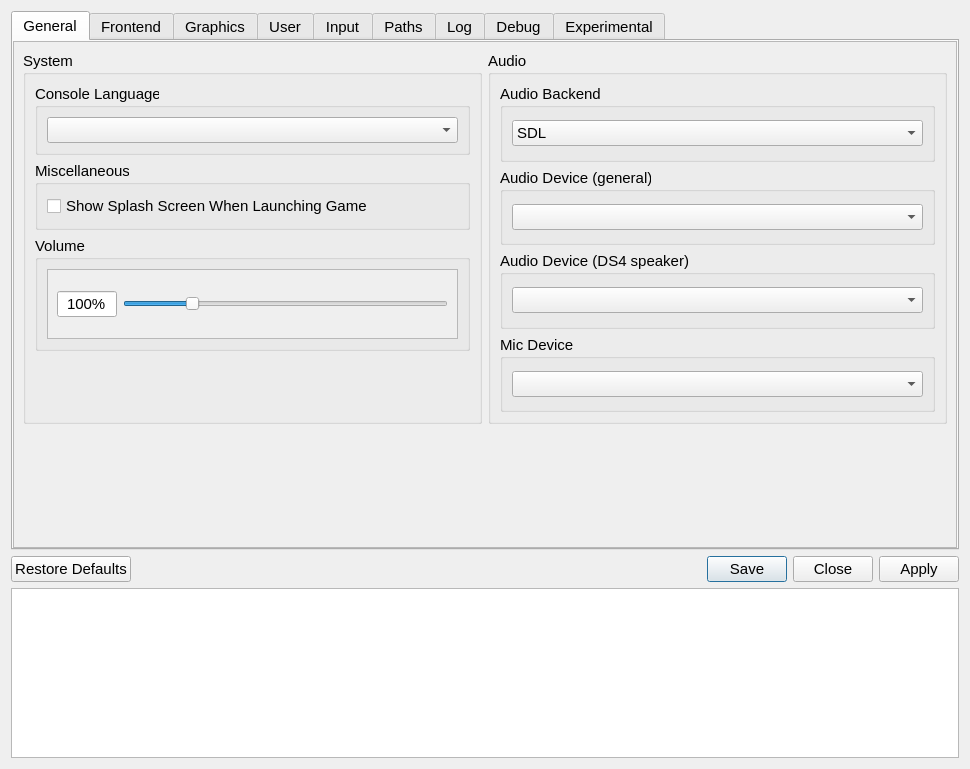
This is src/qt_gui/settings_dialog.ui in shadps4-emu/shadps4-qtlauncher as Qt 5 draws it before an edit. The edited form follows.
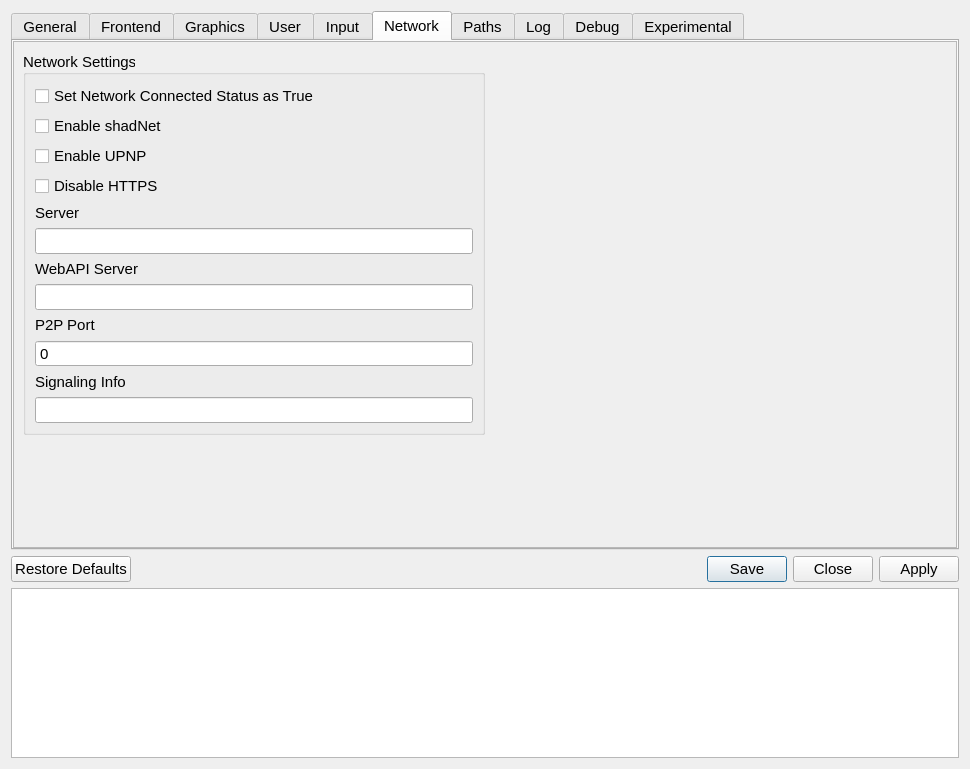
This is the edited form. The open tabs and pages were chosen to show the change. Icons and pictures are not drawn.

Commit message: Settings dialog: fix network settings, other minor changes (#472)

```diff
--- a/src/qt_gui/settings_dialog.ui
+++ b/src/qt_gui/settings_dialog.ui
@@ -135,22 +135,7 @@
                  <property name="checkable">
                   <bool>false</bool>
                  </property>
-                 <layout class="QVBoxLayout" name="additionalSettingsVLayout" stretch="0">
-                  <property name="spacing">
-                   <number>6</number>
-                  </property>
-                  <property name="leftMargin">
-                   <number>9</number>
-                  </property>
-                  <property name="topMargin">
-                   <number>9</number>
-                  </property>
-                  <property name="rightMargin">
-                   <number>9</number>
-                  </property>
-                  <property name="bottomMargin">
-                   <number>9</number>
-                  </property>
+                 <layout class="QVBoxLayout" name="verticalLayout_22">
                   <item>
                    <widget class="QCheckBox" name="showSplashCheckBox">
                     <property name="text">
@@ -1790,6 +1775,180 @@
        </layout>
       </widget>
      </widget>
+     <widget class="QScrollArea" name="networkTab">
+      <property name="widgetResizable">
+       <bool>true</bool>
+      </property>
+      <attribute name="title">
+       <string>Network</string>
+      </attribute>
+      <widget class="QWidget" name="networkTabContents">
+       <property name="geometry">
+        <rect>
+         <x>0</x>
+         <y>0</y>
+         <width>946</width>
+         <height>505</height>
+        </rect>
+       </property>
+       <layout class="QVBoxLayout" name="NetworkTabVLayout" stretch="0,0">
+        <item>
+         <layout class="QHBoxLayout" name="networkHLayout">
+          <item>
+           <widget class="QGroupBox" name="networkGroupBox">
+            <property name="sizePolicy">
+             <sizepolicy hsizetype="Preferred" vsizetype="Minimum">
+              <horstretch>0</horstretch>
+              <verstretch>0</verstretch>
+             </sizepolicy>
+            </property>
+            <property name="title">
+             <string>Network Settings</string>
+            </property>
+            <property name="alignment">
+             <set>Qt::AlignmentFlag::AlignLeading|Qt::AlignmentFlag::AlignLeft|Qt::AlignmentFlag::AlignVCenter</set>
+            </property>
+            <layout class="QVBoxLayout" name="verticalLayout_21">
+             <item>
+              <widget class="QCheckBox" name="networkConnectedCheckBox">
+               <property name="text">
+                <string>Set Network Connected Status as True</string>
+               </property>
+              </widget>
+             </item>
+             <item>
+              <widget class="QCheckBox" name="shadnetCheckBox">
+               <property name="text">
+                <string>Enable shadNet</string>
+               </property>
+              </widget>
+             </item>
+             <item>
+              <widget class="QCheckBox" name="upnpCheckBox">
+               <property name="text">
+                <string>Enable UPNP</string>
+               </property>
+              </widget>
+             </item>
+             <item>
+              <widget class="QCheckBox" name="disableHttpsCheckBox">
+               <property name="text">
+                <string>Disable HTTPS</string>
+               </property>
+              </widget>
+             </item>
+             <item>
+              <widget class="QLabel" name="serverLabel">
+               <property name="sizePolicy">
+                <sizepolicy hsizetype="Preferred" vsizetype="Minimum">
+                 <horstretch>0</horstretch>
+                 <verstretch>0</verstretch>
+                </sizepolicy>
+               </property>
+               <property name="minimumSize">
+                <size>
+                 <width>0</width>
+                 <height>0</height>
+                </size>
+               </property>
+               <property name="text">
+                <string>Server</string>
+               </property>
+               <property name="alignment">
+                <set>Qt::AlignmentFlag::AlignLeading|Qt::AlignmentFlag::AlignLeft|Qt::AlignmentFlag::AlignVCenter</set>
+               </property>
+              </widget>
+             </item>
+             <item>
+              <widget class="QLineEdit" name="serverLineEdit">
+               <property name="sizePolicy">
+                <sizepolicy hsizetype="Expanding" vsizetype="Fixed">
+                 <horstretch>0</horstretch>
+                 <verstretch>0</verstretch>
+                </sizepolicy>
+               </property>
+               <property name="text">
+                <string/>
+               </property>
+               <property name="alignment">
+                <set>Qt::AlignmentFlag::AlignLeading|Qt::AlignmentFlag::AlignLeft|Qt::AlignmentFlag::AlignVCenter</set>
+               </property>
+              </widget>
+             </item>
+             <item>
+              <widget class="QLabel" name="servWebApiLabel">
+               <property name="text">
+                <string>WebAPI Server</string>
+               </property>
+              </widget>
+             </item>
+             <item>
+              <widget class="QLineEdit" name="servWebApiLineEdit"/>
+             </item>
+             <item>
+              <widget class="QLabel" name="p2pPortLabel">
+               <property name="text">
+                <string>P2P Port</string>
+               </property>
+              </widget>
+             </item>
+             <item>
+              <widget class="QSpinBox" name="p2pPortSpinBox">
+               <property name="buttonSymbols">
+                <enum>QAbstractSpinBox::ButtonSymbols::NoButtons</enum>
+               </property>
+               <property name="specialValueText">
+                <string/>
+               </property>
+               <property name="maximum">
+                <number>65535</number>
+               </property>
+              </widget>
+             </item>
+             <item>
+              <widget class="QLabel" name="signalingInfoLabel">
+               <property name="text">
+                <string>Signaling Info</string>
+               </property>
+              </widget>
+             </item>
+             <item>
+              <widget class="QLineEdit" name="signalingInfoLineEdit"/>
+             </item>
+            </layout>
+           </widget>
+          </item>
+          <item>
+           <spacer name="horizontalSpacer_2">
+            <property name="orientation">
+             <enum>Qt::Orientation::Horizontal</enum>
+            </property>
+            <property name="sizeHint" stdset="0">
+             <size>
+              <width>40</width>
+              <height>20</height>
+             </size>
+            </property>
+           </spacer>
+          </item>
+         </layout>
+        </item>
+        <item>
+         <spacer name="verticalSpacer_4">
+          <property name="orientation">
+           <enum>Qt::Orientation::Vertical</enum>
+          </property>
+          <property name="sizeHint" stdset="0">
+           <size>
+            <width>20</width>
+            <height>40</height>
+           </size>
+          </property>
+         </spacer>
+        </item>
+       </layout>
+      </widget>
+     </widget>
      <widget class="QScrollArea" name="pathsTab">
       <property name="widgetResizable">
        <bool>true</bool>
@@ -2475,21 +2634,7 @@
                 </widget>
                </item>
                <item>
-                <widget class="QCheckBox" name="shadnetCheckBox">
-                 <property name="text">
-                  <string>Enable shadNet</string>
-                 </property>
-                </widget>
-               </item>
-               <item>
-                <widget class="QCheckBox" name="networkConnectedCheckBox">
-                 <property name="text">
-                  <string>Set &quot;Network Connected&quot; to True</string>
-                 </property>
-                </widget>
-               </item>
-               <item>
-                <widget class="QCheckBox" name="shaderCaheCheckBox">
+                <widget class="QCheckBox" name="shaderCacheCheckBox">
                  <property name="text">
                   <string>Enable Shader Cache</string>
                  </property>
@@ -2505,113 +2650,6 @@
               </layout>
              </widget>
             </item>
-            <item>
-             <widget class="QGroupBox" name="shadnetGroupBox">
-              <property name="sizePolicy">
-               <sizepolicy hsizetype="Preferred" vsizetype="Minimum">
-                <horstretch>0</horstretch>
-                <verstretch>0</verstretch>
-               </sizepolicy>
-              </property>
-              <property name="title">
-               <string>ShadNet</string>
-              </property>
-              <property name="alignment">
-               <set>Qt::AlignmentFlag::AlignLeading|Qt::AlignmentFlag::AlignLeft|Qt::AlignmentFlag::AlignVCenter</set>
-              </property>
-              <layout class="QFormLayout" name="formLayout">
-               <property name="sizeConstraint">
-                <enum>QLayout::SizeConstraint::SetDefaultConstraint</enum>
-               </property>
-               <property name="fieldGrowthPolicy">
-                <enum>QFormLayout::FieldGrowthPolicy::AllNonFixedFieldsGrow</enum>
-               </property>
-               <property name="labelAlignment">
-                <set>Qt::AlignmentFlag::AlignLeading|Qt::AlignmentFlag::AlignLeft|Qt::AlignmentFlag::AlignTop</set>
-               </property>
-               <property name="horizontalSpacing">
-                <number>6</number>
-               </property>
-               <property name="verticalSpacing">
-                <number>6</number>
-               </property>
-               <property name="leftMargin">
-                <number>9</number>
-               </property>
-               <property name="topMargin">
-                <number>0</number>
-               </property>
-               <property name="bottomMargin">
-                <number>200</number>
-               </property>
-               <item row="1" column="0">
-                <widget class="QLabel" name="serverLabel">
-                 <property name="sizePolicy">
-                  <sizepolicy hsizetype="Preferred" vsizetype="Minimum">
-                   <horstretch>0</horstretch>
-                   <verstretch>0</verstretch>
-                  </sizepolicy>
-                 </property>
-                 <property name="minimumSize">
-                  <size>
-                   <width>0</width>
-                   <height>0</height>
-                  </size>
-                 </property>
-                 <property name="text">
-                  <string>Server</string>
-                 </property>
-                 <property name="alignment">
-                  <set>Qt::AlignmentFlag::AlignLeading|Qt::AlignmentFlag::AlignLeft|Qt::AlignmentFlag::AlignVCenter</set>
-                 </property>
-                </widget>
-               </item>
-               <item row="4" column="0">
-                <widget class="QLabel" name="signalingInfoLabel">
-                 <property name="text">
-                  <string>Signaling Info</string>
-                 </property>
-                </widget>
-               </item>
-               <item row="4" column="1">
-                <widget class="QLineEdit" name="signalingInfoLineEdit"/>
-               </item>
-               <item row="6" column="0">
-                <widget class="QCheckBox" name="upnpCheckBox">
-                 <property name="text">
-                  <string>Enable UPNP</string>
-                 </property>
-                </widget>
-               </item>
-               <item row="1" column="1">
-                <widget class="QLineEdit" name="serverLineEdit">
-                 <property name="sizePolicy">
-                  <sizepolicy hsizetype="Expanding" vsizetype="Fixed">
-                   <horstretch>0</horstretch>
-                   <verstretch>0</verstretch>
-                  </sizepolicy>
-                 </property>
-                 <property name="text">
-                  <string/>
-                 </property>
-                 <property name="alignment">
-                  <set>Qt::AlignmentFlag::AlignLeading|Qt::AlignmentFlag::AlignLeft|Qt::AlignmentFlag::AlignVCenter</set>
-                 </property>
-                </widget>
-               </item>
-               <item row="3" column="0">
-                <widget class="QLabel" name="servWebApiLabel">
-                 <property name="text">
-                  <string>WebAPI Server</string>
-                 </property>
-                </widget>
-               </item>
-               <item row="3" column="1">
-                <widget class="QLineEdit" name="servWebApiLineEdit"/>
-               </item>
-              </layout>
-             </widget>
-            </item>
             <item>
              <layout class="QVBoxLayout" name="verticalLayout_10">
               <item>
```
Left out of the diff: 43 changed lines with no effect on the pictures. The commit also changes 3 other files.
